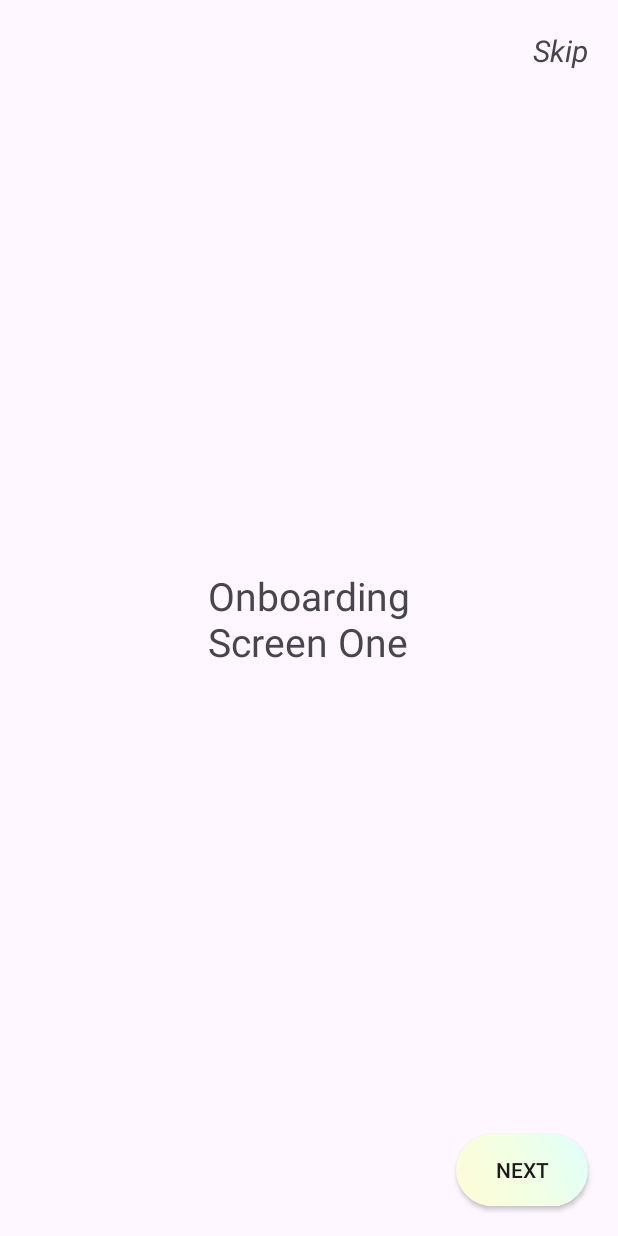
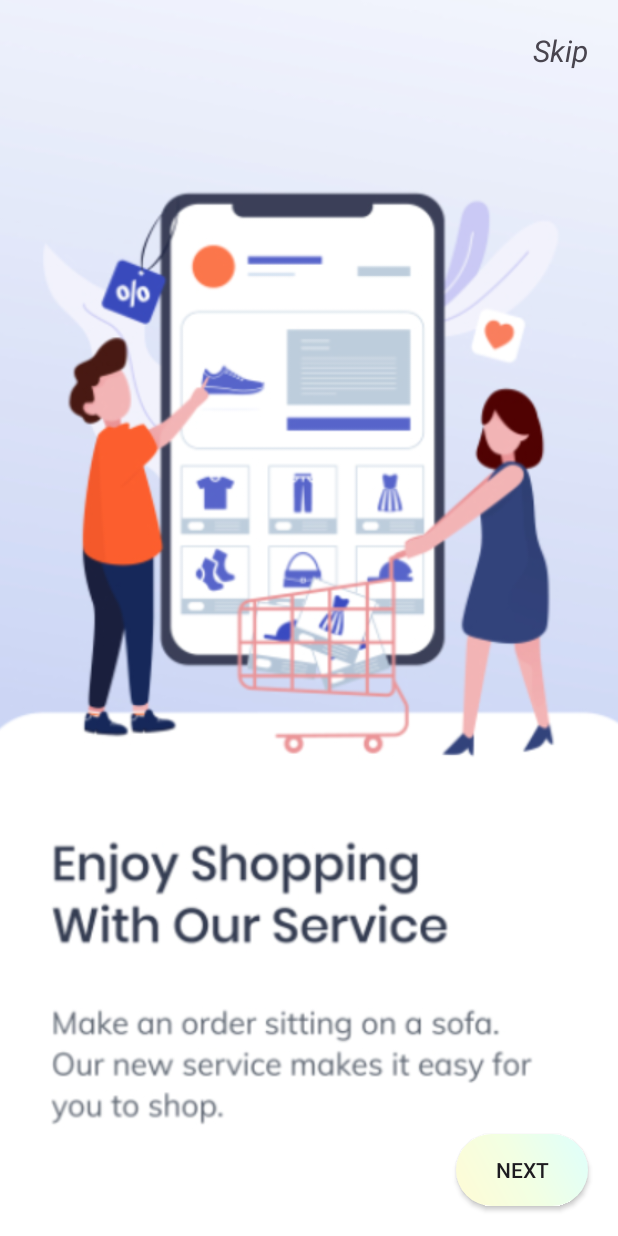
Before and after one commit to Git-DXJasper/ECart-App, an Android app: the screen it shows after launch (LoginActivity), on a phone screen of 412 x 824 dp. Run offline under Robolectric (Android 15) with nearby library versions, the phone set to English and light mode, and no system bars; 3 statements that could not run were skipped.

Commit message:
add logout feature, pictures for onboarding screen

```diff
--- a/app/src/main/java/com/dongze/ecart/model/local/SecuredSPManager.kt
+++ b/app/src/main/java/com/dongze/ecart/model/local/SecuredSPManager.kt
@@ -39,7 +39,7 @@ object SecuredSPManager {
         return sp.getBoolean(key,defaultValue)
     }
 
-    fun saveUser(u: User){
+    fun saveUser(u: User?){
         sp.edit().putString(KEY_USER, Gson().toJson(u)).apply()
     }
 
@@ -53,4 +53,7 @@ object SecuredSPManager {
     fun getString(key: String, defaultValue: String):String{
         return sp.getString(key,defaultValue)?:defaultValue
     }
+    fun clear(){
+        sp.edit().clear().apply()
+    }
 }
--- a/app/src/main/java/com/dongze/ecart/model/remote/ApiClient.kt
+++ b/app/src/main/java/com/dongze/ecart/model/remote/ApiClient.kt
@@ -18,6 +18,7 @@ object ApiClient {
         Retrofit.Builder()
             .baseUrl("https://apolisrises.co.in/myshop/index.php/")
             .addConverterFactory(GsonConverterFactory.create())
+            .client(client)
             .build()
     }
 }
--- /dev/null
+++ b/app/src/main/java/com/dongze/ecart/model/remote/profile/LogoutResponse.kt
@@ -0,0 +1,6 @@
+package com.dongze.ecart.model.remote.profile
+
+data class LogoutResponse(
+    val message: String,
+    val status: Int
+)
--- /dev/null
+++ b/app/src/main/res/drawable/icon_logout.xml
@@ -0,0 +1,5 @@
+<vector xmlns:android="http://schemas.android.com/apk/res/android" android:autoMirrored="true" android:height="24dp" android:tint="#000000" android:viewportHeight="24" android:viewportWidth="24" android:width="24dp">
+
+    <path android:fillColor="@android:color/white" android:pathData="M17,7l-1.41,1.41L18.17,11H8v2h10.17l-2.58,2.58L17,17l5,-5zM4,5h8V3H4c-1.1,0 -2,0.9 -2,2v14c0,1.1 0.9,2 2,2h8v-2H4V5z"/>
+
+</vector>
--- a/app/src/main/res/layout/fragment_intro_one.xml
+++ b/app/src/main/res/layout/fragment_intro_one.xml
@@ -4,18 +4,23 @@
     android:layout_width="match_parent"
     android:layout_height="match_parent"
     xmlns:app="http://schemas.android.com/apk/res-auto"
-    tools:context=".view.login.IntroOneFragment">
+    tools:context=".view.login.IntroOneFragment"
+    android:background="@color/white">
 
-    <TextView
-        android:id="@+id/txt_intro"
+    <androidx.constraintlayout.widget.Guideline
+        android:id="@+id/gl_h95"
         android:layout_width="wrap_content"
         android:layout_height="wrap_content"
-        android:textSize="26sp"
-        android:text="@string/onboarding1"
+        android:orientation="horizontal"
+        app:layout_constraintGuide_percent="0.95"/>
+
+    <androidx.appcompat.widget.AppCompatImageView
+        android:layout_width="match_parent"
+        android:layout_height="0dp"
         app:layout_constraintTop_toTopOf="parent"
-        app:layout_constraintBottom_toBottomOf="parent"
-        app:layout_constraintStart_toStartOf="parent"
-        app:layout_constraintEnd_toEndOf="parent"/>
+        app:layout_constraintBottom_toTopOf="@id/gl_h95"
+        android:src="@drawable/img_onboarding1"
+        android:scaleType="centerCrop"/>
 
     <TextView
         android:id="@+id/btn_skip"
--- a/app/src/main/res/values/strings.xml
+++ b/app/src/main/res/values/strings.xml
@@ -30,4 +30,5 @@
     <string name="checkout">Checkout</string>
     <string name="place_order">Confirm and Place the order</string>
     <string name="get_started">Get Started !</string>
+    <string name="logout">Log out</string>
 </resources>
```
Also changed, not shown: app/src/main/java/com/dongze/ecart/model/remote/profile/LogoutRequest.kt (added, +8 -0 lines), app/src/main/java/com/dongze/ecart/model/remote/services/LoginService.kt (+8 -0 lines), app/src/main/java/com/dongze/ecart/view/profile/ProfileFragment.kt (+21 -0 lines), app/src/main/java/com/dongze/ecart/viewModel/LoginViewModel.kt (+30 -0 lines), app/src/main/res/layout/fragment_intro_three.xml (+14 -9 lines), app/src/main/res/layout/fragment_intro_two.xml (+13 -8 lines), app/src/main/res/layout/fragment_profile.xml (+15 -0 lines), app/src/main/res/drawable/img_onboarding1.png (added), app/src/main/res/drawable/img_onboarding2.png (added), app/src/main/res/drawable/img_onboarding3.png (added).
